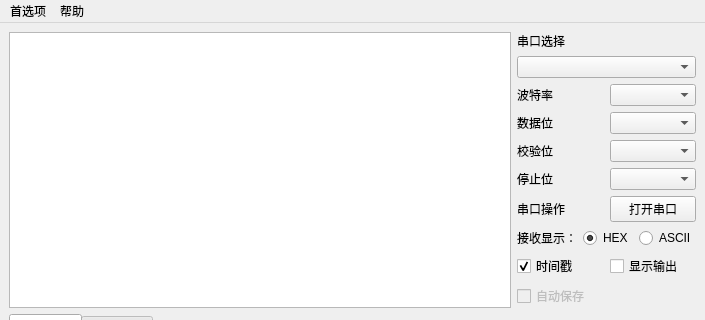
The window that displayUI.ui (ddxd001/UartAssistant) describes before a commit, drawn with Qt 5; both pictures show x 0 to 705 and y 0 to 320 of the 705 by 555 pixel window.
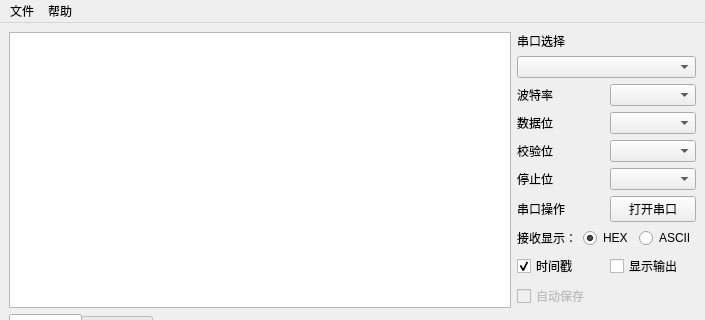
The same window after the commit.

```diff
--- a/displayUI.ui
+++ b/displayUI.ui
@@ -1757,7 +1757,7 @@
    </property>
    <widget class="QMenu" name="menu">
     <property name="title">
-     <string>首选项</string>
+     <string>文件</string>
     </property>
     <addaction name="actionOpen_File"/>
     <addaction name="actionSave"/>
```
Left out of the diff: 40 changed lines with no effect on the pictures.
